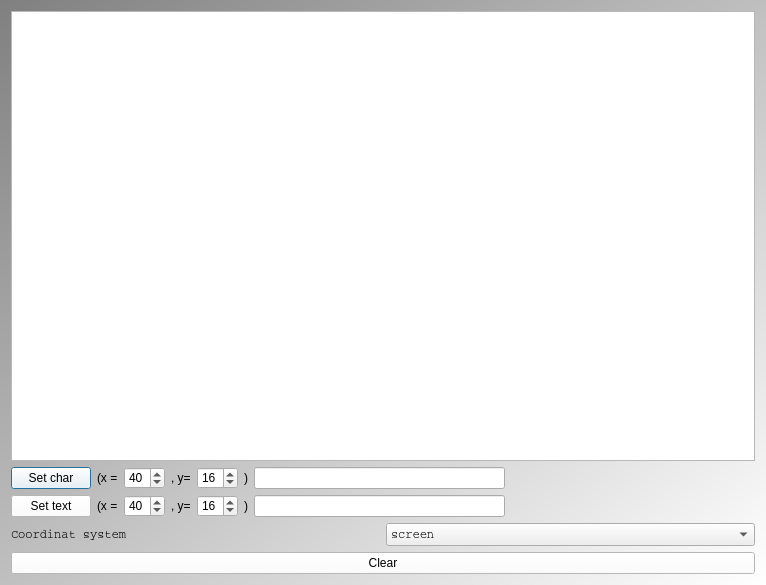
The window that Tools/ToolTestTextCanvas/qttesttextcanvasmaindialog.ui (richelbilderbeek/ProjectRichelBilderbeek) describes before a commit, drawn with Qt 5.
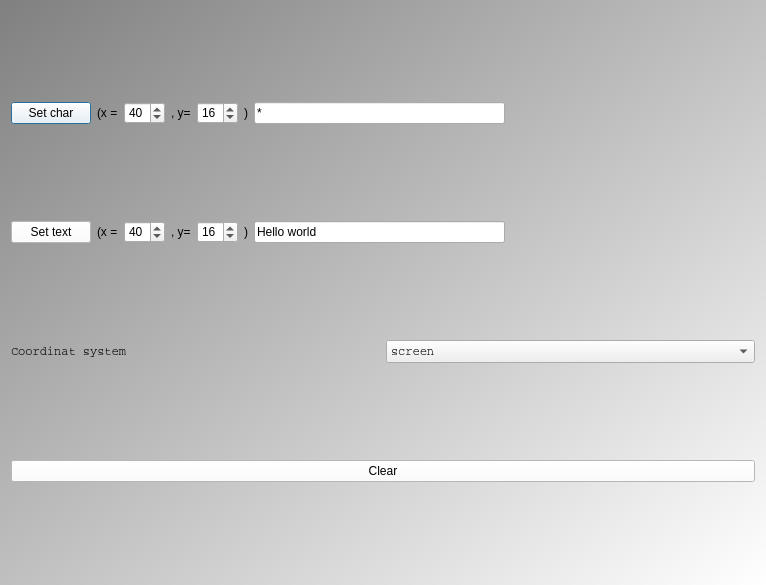
The same window after the commit.

What changed in the file:
```diff
--- a/Tools/ToolTestTextCanvas/qttesttextcanvasmaindialog.ui
+++ b/Tools/ToolTestTextCanvas/qttesttextcanvasmaindialog.ui
@@ -18,19 +18,6 @@
 QPushButton { color: rgb(0,0,0); }</string>
   </property>
   <layout class="QVBoxLayout" name="verticalLayout">
-   <item>
-    <widget class="QPlainTextEdit" name="text">
-     <property name="font">
-      <font>
-       <family>Courier</family>
-       <pointsize>8</pointsize>
-      </font>
-     </property>
-     <property name="readOnly">
-      <bool>true</bool>
-     </property>
-    </widget>
-   </item>
    <item>
     <layout class="QHBoxLayout" name="layout_dot">
      <item>
@@ -76,7 +63,11 @@
       </widget>
      </item>
      <item>
-      <widget class="QLineEdit" name="edit_char"/>
+      <widget class="QLineEdit" name="edit_char">
+       <property name="text">
+        <string>*</string>
+       </property>
+      </widget>
      </item>
      <item>
       <spacer name="char_spacer">
@@ -138,7 +129,11 @@
       </widget>
      </item>
      <item>
-      <widget class="QLineEdit" name="edit_text"/>
+      <widget class="QLineEdit" name="edit_text">
+       <property name="text">
+        <string>Hello world</string>
+       </property>
+      </widget>
      </item>
      <item>
       <spacer name="text_spacer">
```
